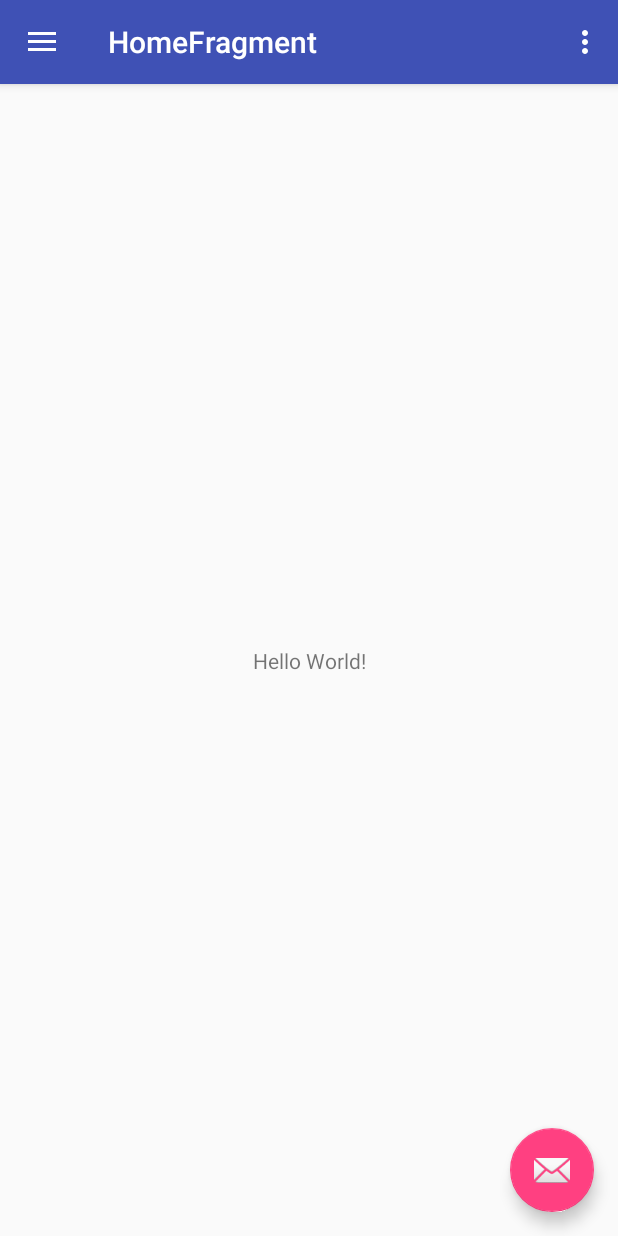
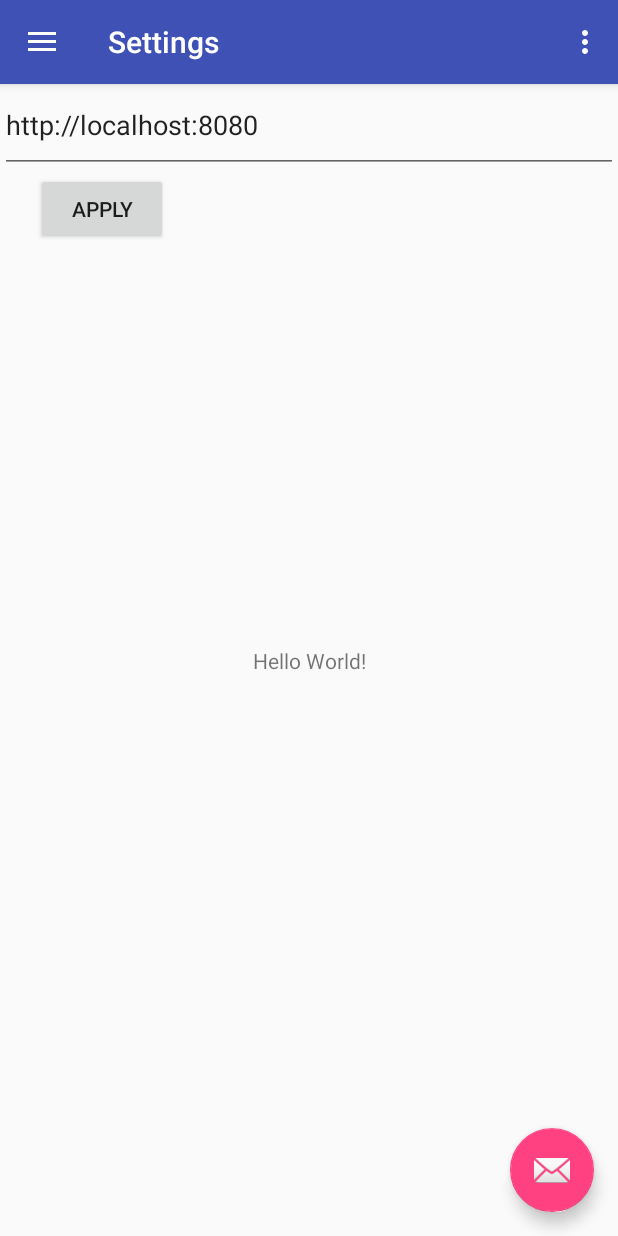
Before and after one commit to YafimK/SmartRPKIValidator, an Android app: the DashboardActivity screen opened directly, with no data from a screen before it, in the options menu, after a tap on "Settings", on a phone screen of 412 x 824 dp. Run offline under Robolectric (Android 15) with nearby library versions, the phone set to English and light mode, and no system bars; our stand-ins replace Volley; network calls fail.

Commit message:
Added settings fragment - still without proper back action

```diff
--- a/app/src/main/java/com/kazak/safebgpcontroller/DashboardActivity.java
+++ b/app/src/main/java/com/kazak/safebgpcontroller/DashboardActivity.java
@@ -2,18 +2,11 @@ package com.kazak.safebgpcontroller;
 
 import android.app.Fragment;
 import android.app.FragmentTransaction;
-import android.content.Context;
-import android.content.Intent;
-import android.net.ConnectivityManager;
-import android.net.NetworkInfo;
 import android.net.Uri;
 import android.os.Bundle;
-import android.provider.Settings;
 import android.support.design.widget.FloatingActionButton;
+import android.support.design.widget.NavigationView;
 import android.support.design.widget.Snackbar;
-import android.support.v4.app.FragmentActivity;
-import android.view.View;
-import android.support.design.widget.NavigationView;
 import android.support.v4.view.GravityCompat;
 import android.support.v4.widget.DrawerLayout;
 import android.support.v7.app.ActionBarDrawerToggle;
@@ -21,7 +14,7 @@ import android.support.v7.app.AppCompatActivity;
 import android.support.v7.widget.Toolbar;
 import android.view.Menu;
 import android.view.MenuItem;
-import android.widget.Toast;
+import android.view.View;
 
 import com.android.volley.Request;
 import com.android.volley.Response;
@@ -31,7 +24,7 @@ import com.android.volley.toolbox.JsonObjectRequest;
 import org.json.JSONObject;
 
 public class DashboardActivity extends AppCompatActivity
-        implements NavigationView.OnNavigationItemSelectedListener, SystemStatusFragment.OnFragmentInteractionListener, HomeFragment.OnFragmentInteractionListener {
+        implements NavigationView.OnNavigationItemSelectedListener, SystemStatusFragment.OnFragmentInteractionListener, HomeFragment.OnFragmentInteractionListener, SettingsFragment.OnFragmentInteractionListener {
     private static final String DEFAULT_SMART_VALIDATOR_ADDRESS = "http://localhost:8080";
     private boolean viewIsAtHome;
     // Keep a reference to the NetworkFragment, which owns the AsyncTask object
@@ -59,11 +52,9 @@ public class DashboardActivity extends AppCompatActivity
         });
 
 
-
         //setup the networking module to connect to the validator
 
 //        mNetworkFragment = NetworkFragment.getInstance(getFragmentManager(), "https://www.google.com");
-
 
 
         //Setup the navigation drawer
@@ -109,7 +100,15 @@ public class DashboardActivity extends AppCompatActivity
 
         //noinspection SimplifiableIfStatement
         if (id == R.id.action_settings) {
-            System.out.println("sadfsafd");
+            viewIsAtHome = false;
+            FragmentTransaction ft = getFragmentManager().beginTransaction();
+            ft.replace(R.id.content_frame, new SettingsFragment());
+            ft.commit();
+
+            // set the toolbar title
+            if (getSupportActionBar() != null) {
+                getSupportActionBar().setTitle("Settings");
+            }
             return true;
         }
 
@@ -154,14 +153,14 @@ public class DashboardActivity extends AppCompatActivity
         switch (viewId) {
             case R.id.home_screen_fragment:
                 fragment = new HomeFragment();
-                title  = "HomeFragment";
+                title = "HomeFragment";
                 viewIsAtHome = true;
 
                 break;
 
             case R.id.system_status_fragment:
                 fragment = new SystemStatusFragment();
-                title  = "SystemStatus";
+                title = "SystemStatus";
                 viewIsAtHome = false;
 
                 break;
@@ -211,19 +210,20 @@ public class DashboardActivity extends AppCompatActivity
 
                     @Override
                     public void onResponse(JSONObject response) {
-                            view.updateViewOnResponse(response);
+                        view.updateViewOnResponse(response);
 //                        return response;
                     }
                 }, new Response.ErrorListener() {
+
+                    Request<? extends Object> request;
 
                     @Override
                     public void onErrorResponse(VolleyError error) {
                         // TODO Auto-generated method stub
 
                     }
-        Request<? extends Object> request;
 
-    });
+                });
         SmartValidatorClient.getInstance(this).addToRequestQueue(jsObjRequest);
     }
 
--- a/app/src/main/java/com/kazak/safebgpcontroller/SettingsFragment.java
+++ b/app/src/main/java/com/kazak/safebgpcontroller/SettingsFragment.java
@@ -1,12 +1,17 @@
 package com.kazak.safebgpcontroller;
 
 import android.content.Context;
+import android.content.SharedPreferences;
 import android.net.Uri;
 import android.os.Bundle;
 import android.app.Fragment;
 import android.view.LayoutInflater;
 import android.view.View;
 import android.view.ViewGroup;
+import android.widget.Button;
+import android.widget.EditText;
+
+import java.util.prefs.Preferences;
 
 
 /**
@@ -58,13 +63,36 @@ public class SettingsFragment extends Fragment {
             mParam1 = getArguments().getString(ARG_PARAM1);
             mParam2 = getArguments().getString(ARG_PARAM2);
         }
+
+
+
     }
 
     @Override
     public View onCreateView(LayoutInflater inflater, ViewGroup container,
                              Bundle savedInstanceState) {
         // Inflate the layout for this fragment
-        return inflater.inflate(R.layout.fragment_settings, container, false);
+        View view =inflater.inflate(R.layout.fragment_settings, container, false);
+        SharedPreferences sharedPref = getActivity().getPreferences(Context.MODE_PRIVATE);
+
+        final Button button = (Button) view.findViewById(R.id.applyBtn);
+        final EditText serverAddressTextBox = (EditText) view.findViewById(R.id.serverAddressText);
+
+        String defaultValue = "http://localhost:8080";
+        String currentServerAddress = sharedPref.getString(getString(R.string.smartvalidatoraddress), defaultValue);
+        serverAddressTextBox.setText(currentServerAddress);
+
+        button.setOnClickListener(new View.OnClickListener() {
+            public void onClick(View v) {
+                SharedPreferences sharedPref = getActivity().getPreferences(Context.MODE_PRIVATE);
+                SharedPreferences.Editor editor = sharedPref.edit();
+                editor.putString(getString(R.string.smartvalidatoraddress), serverAddressTextBox.getText().toString());
+                editor.apply();
+                // Code here executes on main thread after user presses button
+            }
+        });
+
+        return view;
     }
 
     // TODO: Rename method, update argument and hook method into UI event
--- a/app/src/main/res/layout/fragment_settings.xml
+++ b/app/src/main/res/layout/fragment_settings.xml
@@ -1,13 +1,41 @@
-<FrameLayout xmlns:android="http://schemas.android.com/apk/res/android"
+<RelativeLayout xmlns:android="http://schemas.android.com/apk/res/android"
     xmlns:tools="http://schemas.android.com/tools"
     android:layout_width="match_parent"
     android:layout_height="match_parent"
     tools:context="com.kazak.safebgpcontroller.SettingsFragment">
 
     <!-- TODO: Update blank fragment layout -->
+
+    <EditText
+        android:id="@+id/serverAddressText"
+        android:layout_width="match_parent"
+        android:layout_height="63dp"
+        android:ems="10"
+        android:inputType="textWebEditText"
+        android:text="@string/enter_the_smart_validator_server_address"
+        android:key="server"
+        android:title="@string/smartvalidatoraddress"
+        android:layout_marginTop="16dp"
+        android:layout_below="@+id/textView4"
+        android:layout_alignParentStart="true" />
+
+    <Button
+        android:id="@+id/applyBtn"
+        android:layout_width="wrap_content"
+        android:layout_height="wrap_content"
+        android:layout_marginStart="24dp"
+        android:text="@string/apply"
+        android:layout_below="@+id/serverAddressText"
+        android:layout_alignParentStart="true" />
+
     <TextView
-        android:layout_width="match_parent"
-        android:layout_height="match_parent"
-        android:text="@string/hello_blank_fragment" />
+        android:id="@+id/textView4"
+        android:layout_width="wrap_content"
+        android:layout_height="wrap_content"
+        android:layout_marginTop="11dp"
+        android:text="@string/enter_the_smart_validator_server_address"
+        android:textSize="18sp"
+        android:layout_alignParentTop="true"
+        android:layout_alignParentStart="true" />
 
-</FrameLayout>
+</RelativeLayout>
--- a/app/src/main/res/values/strings.xml
+++ b/app/src/main/res/values/strings.xml
@@ -13,4 +13,7 @@ Place your fingertip on the Home button to verify your identity
 
     <!-- TODO: Remove or change this placeholder text -->
     <string name="hello_blank_fragment">Hello blank fragment</string>
+    <string name="enter_the_smart_validator_server_address">enter the smart validator server address</string>
+    <string name="apply">Apply</string>
+    <string name="smartvalidatoraddress">smartValidatorAddress</string>
 </resources>
```
